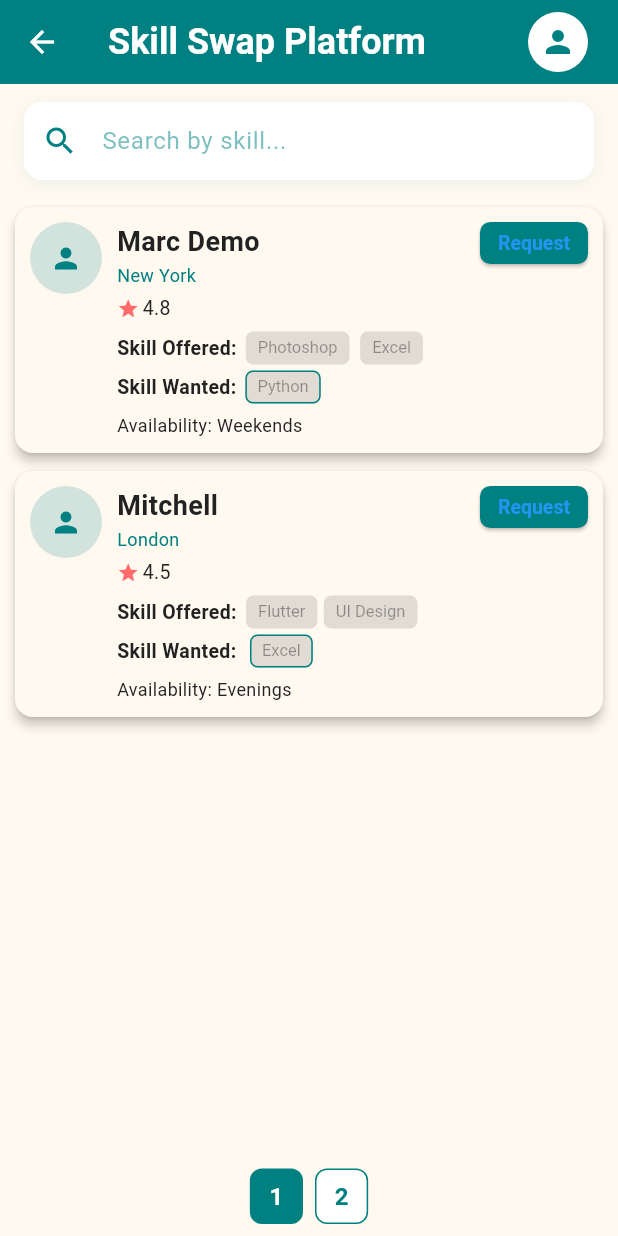
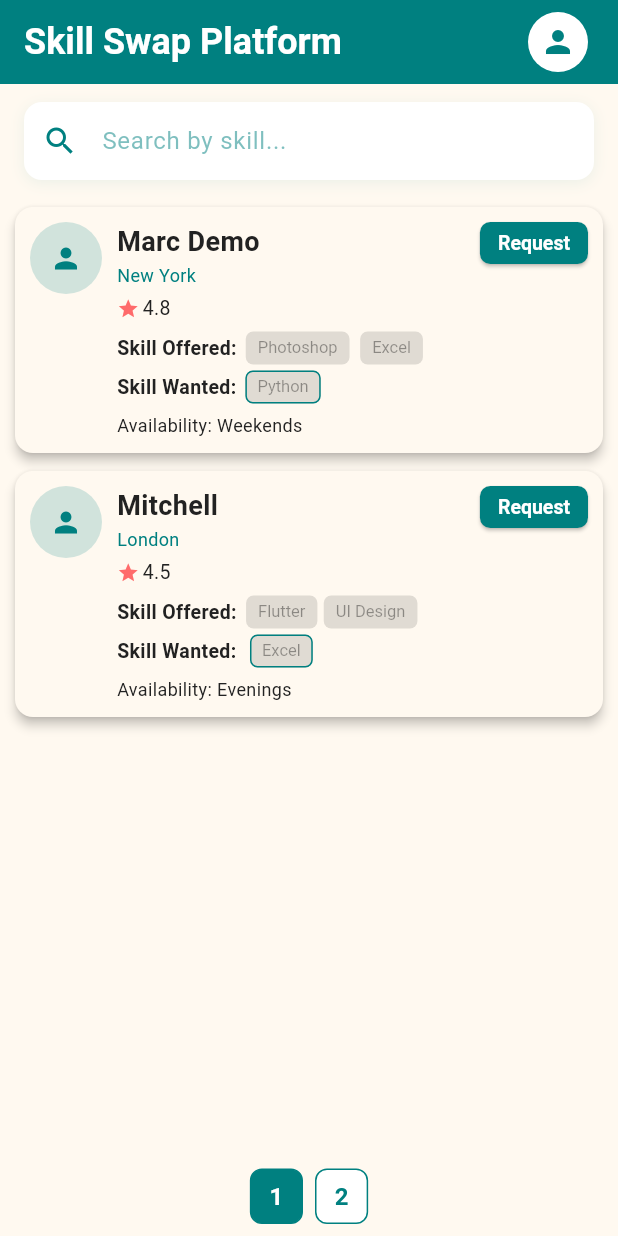
Before and after one commit to MeetJotaniya/odoo, a Flutter app: the HomeScreen screen opened directly, on a phone screen of 412 x 824 dp. Run offline on Flutter 3.47's test engine with Material 3 defaults, Android fonts, the phone set to English and light mode, and no system bars.

Commit message:
Color Changed

```diff
--- a/lib/main.dart
+++ b/lib/main.dart
@@ -1,4 +1,5 @@
 import 'package:flutter/material.dart';
+import 'package:odoo_try/views/profile/user_profile_screen.dart';
 import 'constants/colors.dart';
 import 'views/home_screen.dart';
 import '../login/login_view.dart';
@@ -26,7 +27,7 @@ class SkillSwapApp extends StatelessWidget {
           secondary: AppColors.secondary,
         ),
       ),
-      home: LoginScreen(),
+      home: HomeScreen(),
     );
   }
 }
--- a/lib/views/widgets/profile_card.dart
+++ b/lib/views/widgets/profile_card.dart
@@ -149,7 +149,7 @@ class ProfileCard extends StatelessWidget {
                     minimumSize: const Size(0, 28),
                     textStyle: AppTextStyles.button.copyWith(fontSize: 13),
                   ),
-                  child: const Text('Request'),
+                  child: const Text('Request' , style: TextStyle(color: Colors.white),),
                 ),
               ),
             ],
--- a/pubspec.yaml
+++ b/pubspec.yaml
@@ -19,7 +19,7 @@ publish_to: 'none'
 # of the product and file versions while build-number is used as the build suffix.
 version: 1.0.0+1
 environment:
-  sdk: 3.5.4
+  sdk: 3.8.1
 # Dependencies specify other packages that your package needs in order to work.
 # To automatically upgrade your package dependencies to the latest versions
 # consider running `flutter pub upgrade --major-versions`. Alternatively,
```
Also changed, not shown: pubspec.lock.
